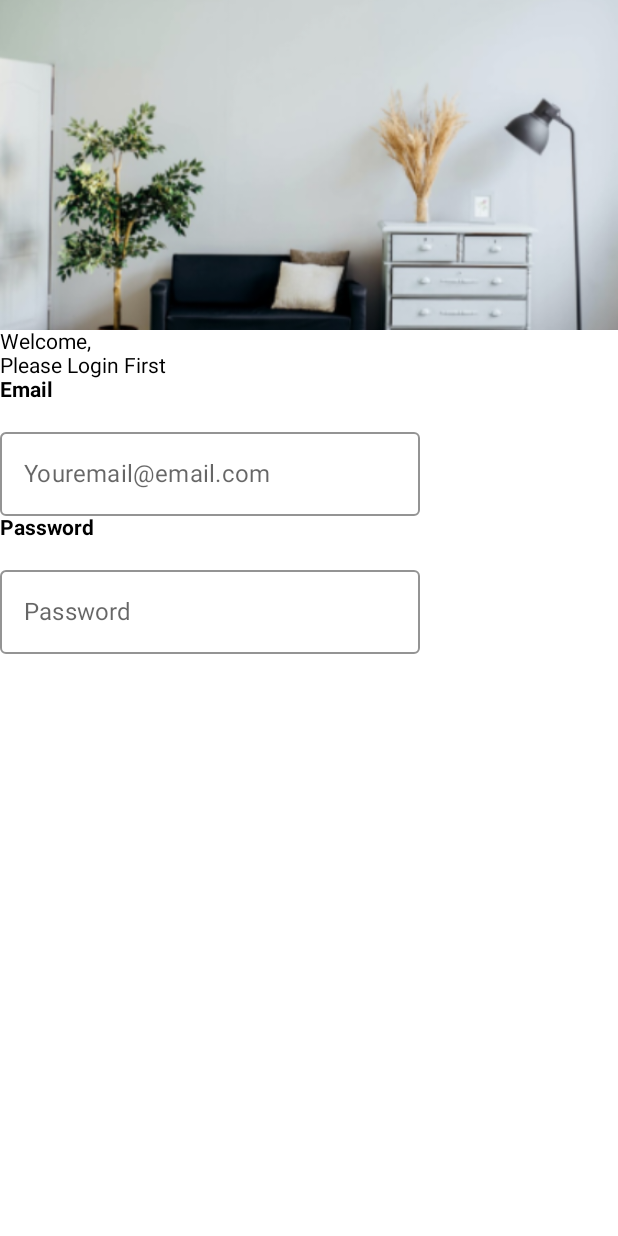
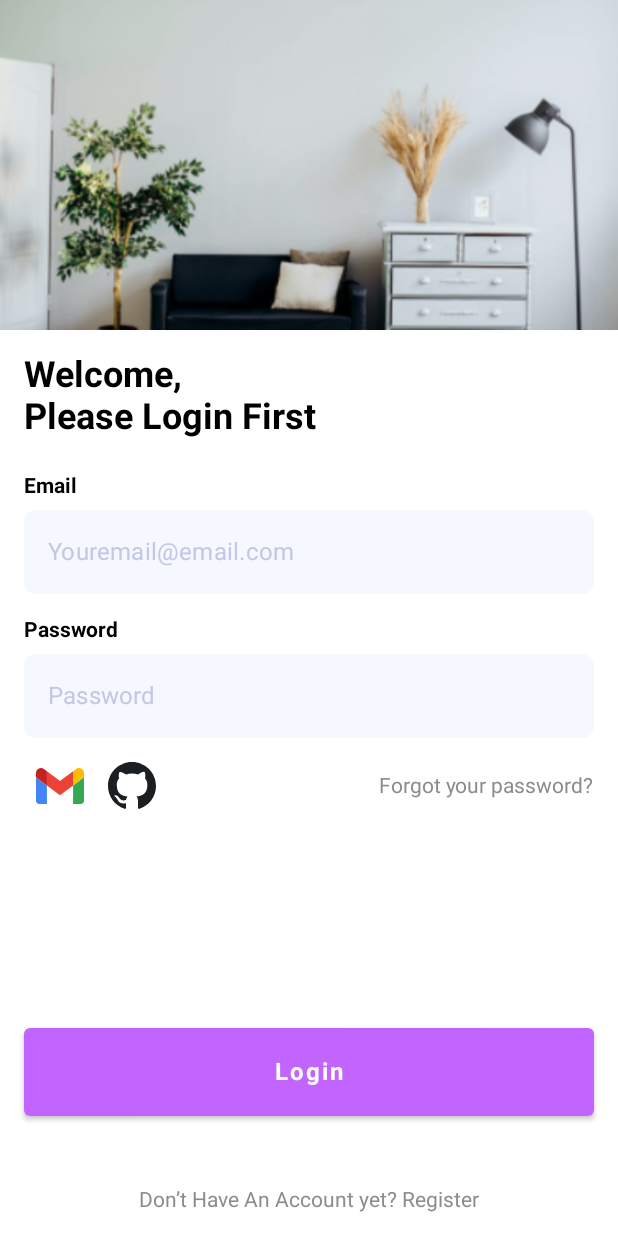
Before and after one commit to Yami-666/CoworkApp, an Android app built with Jetpack Compose: the @Preview function SignInScreen, on a phone screen of 412 x 824 dp. Run offline under Robolectric (Android 15) with nearby library versions, the phone set to English and light mode, and no system bars.

Commit message:
add login screen compose fun

```diff
--- a/app/build.gradle
+++ b/app/build.gradle
@@ -5,12 +5,12 @@ plugins {
 }
 
 android {
-    compileSdk 31
+    compileSdk 32
 
     defaultConfig {
         applicationId "com.example.cowork"
         minSdk 23
-        targetSdk 31
+        targetSdk 32
         versionCode 1
         versionName "1.0"
 
--- a/app/src/main/java/com/example/cowork/ui/screens/greeting/DotsIndicator.kt
+++ b/app/src/main/java/com/example/cowork/ui/screens/greeting/DotsIndicator.kt
@@ -23,7 +23,6 @@ fun DotsIndicator(
         modifier = modifier
             .wrapContentWidth()
             .wrapContentHeight()
-
     ) {
 
         items(totalDots) { index ->
--- a/app/src/main/java/com/example/cowork/ui/screens/greeting/GreetingPageScreen.kt
+++ b/app/src/main/java/com/example/cowork/ui/screens/greeting/GreetingPageScreen.kt
@@ -21,7 +21,7 @@ fun GreetingPageScreen(
     greetingTitle: String,
     content: String,
 ) {
-    Column {
+    Column(modifier = Modifier.fillMaxSize()) {
         Image(
             painter = greetingImage,
             contentDescription = "Room Image",
@@ -72,10 +72,22 @@ fun GreetingPageScreen(
                             .wrapContentHeight()
                             .fillMaxWidth(0.7f),
                         fontWeight = FontWeight.Medium,
-
                     )
                 }
             }
         }
     }
 }
+
+@Composable
+fun TitleText(
+    modifier: Modifier = Modifier,
+    text: String
+) {
+    Text(
+        text = text,
+        modifier = modifier,
+        fontSize = 24.sp,
+        fontWeight = FontWeight.Bold
+    )
+}
--- a/app/src/main/java/com/example/cowork/ui/screens/greeting/GreetingViewPagerScreen.kt
+++ b/app/src/main/java/com/example/cowork/ui/screens/greeting/GreetingViewPagerScreen.kt
@@ -42,7 +42,10 @@ fun GreetingViewPagerScreen(navController: NavHostController) {
         val titles = viewModel.titles
         val content = viewModel.descriptionContents
 
-        HorizontalPager(count = pageCount, state = pagerState) { page ->
+        HorizontalPager(
+            count = pageCount,
+            state = pagerState,
+        ) { page ->
             if (images.value.isNotEmpty()) {
                 GreetingPageScreen(
                     greetingImage = painterResource(images.value[page]),
--- a/app/src/main/java/com/example/cowork/ui/screens/sign_in/SignInScreen.kt
+++ b/app/src/main/java/com/example/cowork/ui/screens/sign_in/SignInScreen.kt
@@ -1,33 +1,49 @@
 package com.example.cowork.ui.screens.sign_in
 
 import androidx.compose.foundation.Image
+import androidx.compose.foundation.clickable
+import androidx.compose.foundation.interaction.MutableInteractionSource
 import androidx.compose.foundation.layout.*
 import androidx.compose.foundation.rememberScrollState
 import androidx.compose.foundation.shape.RoundedCornerShape
-import androidx.compose.foundation.text.BasicTextField
 import androidx.compose.foundation.verticalScroll
-import androidx.compose.material.OutlinedTextField
-import androidx.compose.material.Text
-import androidx.compose.material.TextField
-import androidx.compose.material.TextFieldDefaults
+import androidx.compose.material.*
 import androidx.compose.runtime.*
+import androidx.compose.ui.Alignment
 import androidx.compose.ui.Modifier
+import androidx.compose.ui.composed
 import androidx.compose.ui.graphics.Color
 import androidx.compose.ui.layout.ContentScale
 import androidx.compose.ui.res.painterResource
-import androidx.compose.ui.text.TextStyle
 import androidx.compose.ui.text.font.FontWeight
 import androidx.compose.ui.text.input.PasswordVisualTransformation
 import androidx.compose.ui.text.input.VisualTransformation
 import androidx.compose.ui.tooling.preview.Preview
 import androidx.compose.ui.unit.dp
+import androidx.compose.ui.unit.sp
 import com.example.cowork.R
+import com.example.cowork.ui.screens.greeting.TitleText
+import com.example.cowork.ui.theme.FieldsBackground
+import com.example.cowork.ui.theme.Grey8C
+import com.example.cowork.ui.theme.Mikado
+import com.example.cowork.ui.theme.Purple200
 
 @Preview(showBackground = true, showSystemUi = true)
 @Composable
+fun Hello() {
+    SignInScreen()
+}
+
+@Composable
 fun SignInScreen() {
     val scrollState = rememberScrollState()
-    Column(Modifier.verticalScroll(state = scrollState)) {
+    Column(
+        modifier = Modifier
+            .fillMaxSize()
+            .verticalScroll(state = scrollState),
+        verticalArrangement = Arrangement.SpaceBetween
+    ) {
+        Column {
             Image(
                 modifier = Modifier
                     .fillMaxWidth()
@@ -37,19 +53,105 @@ fun SignInScreen() {
                 contentDescription = "Sing In image background"
             )
 
-        Text(
+            Box(modifier = Modifier.padding(16.dp)) {
+                Column {
+                    TitleText(
+                        modifier = Modifier.padding(bottom = 24.dp),
                         text = "Welcome,\nPlease Login First"
                     )
 
                     CoworkTextField(
                         title = "Email",
-            label = "Youremail@email.com",
+                        placeholder = "Youremail@email.com",
                     )
+
+                    Spacer(modifier = Modifier.padding(vertical = 8.dp))
 
                     CoworkTextField(
                         title = "Password",
-            label = "Password",
+                        placeholder = "Password",
                         visualTransformation = PasswordVisualTransformation()
+                    )
+
+                    Row(
+                        modifier = Modifier
+                            .fillMaxWidth()
+                            .padding(top = 16.dp),
+                        verticalAlignment = Alignment.CenterVertically,
+                        horizontalArrangement = Arrangement.SpaceBetween,
+                    ) {
+                        Row(
+                            verticalAlignment = Alignment.CenterVertically,
+                            horizontalArrangement = Arrangement.Start
+                        ) {
+                            Image(
+                                painter = painterResource(id = R.drawable.ic_gmail_icon),
+                                contentDescription = "OAuth from gmail",
+                                modifier = Modifier
+                                    .padding(start = 8.dp, end = 8.dp)
+                                    .noRippleClickable { /* todo */ },
+                            )
+
+                            Image(
+                                painter = painterResource(id = R.drawable.ic_git_icon),
+                                contentDescription = "OAuth from github",
+                                modifier = Modifier
+                                    .padding(start = 8.dp, end = 8.dp)
+                                    .noRippleClickable { /* todo */ },
+                            )
+                        }
+
+                        Text(
+                            text = "Forgot your password?",
+                            color = Grey8C
+                        )
+                    }
+                }
+            }
+        }
+
+        Column(
+            modifier = Modifier.padding(16.dp),
+            horizontalAlignment = Alignment.CenterHorizontally
+        ) {
+            CoworkButton(
+                modifier = Modifier
+                    .fillMaxWidth()
+                    .padding(bottom = 48.dp),
+                text = "Login",
+            )
+
+            Text(
+                text = "Don’t Have An Account yet? Register",
+                color = Grey8C
+            )
+        }
+    }
+}
+
+inline fun Modifier.noRippleClickable(crossinline onClick: () -> Unit): Modifier = composed {
+    clickable(indication = null,
+        interactionSource = remember { MutableInteractionSource() }) {
+        onClick()
+    }
+}
+
+@Composable
+fun CoworkButton(
+    modifier: Modifier = Modifier,
+    text: String = ""
+) {
+    Button(
+        modifier = modifier,
+        colors = ButtonDefaults.buttonColors(backgroundColor = Purple200),
+        onClick = { /*TODO*/ },
+    ) {
+        Text(
+            modifier = Modifier.padding(vertical = 12.dp),
+            text = text,
+            fontWeight = FontWeight.Bold,
+            color = Color.White,
+            fontSize = 16.sp
         )
     }
 }
@@ -58,7 +160,7 @@ fun SignInScreen() {
 fun CoworkTextField(
     modifier: Modifier = Modifier,
     title: String = "",
-    label: String = "",
+    placeholder: String = "",
     visualTransformation: VisualTransformation = VisualTransformation.None,
 ) {
     var text by remember { mutableStateOf("") }
@@ -66,21 +168,30 @@ fun CoworkTextField(
     Column {
         Text(
             text = title,
-            Modifier.padding(bottom = 12.dp),
-            fontWeight = FontWeight.Bold
+            fontWeight = FontWeight.Bold,
+            modifier = Modifier.padding(bottom = 8.dp)
         )
 
-        OutlinedTextField(
-            modifier = modifier.wrapContentSize(),
+        TextField(
+            modifier = modifier
+                .fillMaxWidth(),
             value = text,
             onValueChange = { newText ->
                 text = newText
             },
-            label = { Text(text = label) },
+            placeholder = {
+                Text(
+                    text = placeholder,
+                    color = Mikado,
+                )
+            },
             singleLine = true,
-            shape = RoundedCornerShape(4.dp,),
+            shape = RoundedCornerShape(8.dp),
             colors = TextFieldDefaults.textFieldColors(
-                backgroundColor = Color.White
+                backgroundColor = FieldsBackground,
+                focusedIndicatorColor = Color.Transparent,
+                unfocusedIndicatorColor = Color.Transparent,
+                disabledIndicatorColor = Color.Transparent,
             ),
             visualTransformation = visualTransformation
         )
--- a/app/src/main/java/com/example/cowork/ui/theme/Color.kt
+++ b/app/src/main/java/com/example/cowork/ui/theme/Color.kt
@@ -2,10 +2,12 @@ package com.example.cowork.ui.theme
 
 import androidx.compose.ui.graphics.Color
 
-val Purple200 = Color(0xFFBB86FC)
+val Purple200 = Color(0xFFC264FF)
 val Purple500 = Color(0xFF6200EE)
 val Purple700 = Color(0xFF3700B3)
 val Teal200 = Color(0xFF03DAC5)
 val Silver = Color(0xFFBFBFBF)
 val TextColor = Color(0xFF040054)
 val Grey8C = Color(0xFF8C8C8C)
+val FieldsBackground = Color(0xFFF6F8FF)
+val Mikado = Color(0xFFC0C8E7)
--- /dev/null
+++ b/app/src/main/res/drawable/ic_git_icon.xml
@@ -0,0 +1,4 @@
+<vector android:height="32dp" android:viewportHeight="1024"
+    android:viewportWidth="1024" android:width="32dp" xmlns:android="http://schemas.android.com/apk/res/android">
+    <path android:fillColor="#1B1F23" android:fillType="evenOdd" android:pathData="M512,0C229.12,0 0,229.12 0,512C0,738.56 146.56,929.92 350.08,997.76C375.68,1002.24 385.28,986.88 385.28,973.44C385.28,961.28 384.64,920.96 384.64,878.08C256,901.76 222.72,846.72 212.48,817.92C206.72,803.2 181.76,757.76 160,745.6C142.08,736 116.48,712.32 159.36,711.68C199.68,711.04 228.48,748.8 238.08,764.16C284.16,841.6 357.76,819.84 387.2,806.4C391.68,773.12 405.12,750.72 419.84,737.92C305.92,725.12 186.88,680.96 186.88,485.12C186.88,429.44 206.72,383.36 239.36,347.52C234.24,334.72 216.32,282.24 244.48,211.84C244.48,211.84 287.36,198.4 385.28,264.32C426.24,252.8 469.76,247.04 513.28,247.04C556.8,247.04 600.32,252.8 641.28,264.32C739.2,197.76 782.08,211.84 782.08,211.84C810.24,282.24 792.32,334.72 787.2,347.52C819.84,383.36 839.68,428.8 839.68,485.12C839.68,681.6 720,725.12 606.08,737.92C624.64,753.92 640.64,784.64 640.64,832.64C640.64,901.12 640,956.16 640,973.44C640,986.88 649.6,1002.88 675.2,997.76C877.44,929.92 1024,737.92 1024,512C1024,229.12 794.88,0 512,0Z"/>
+</vector>
--- /dev/null
+++ b/app/src/main/res/drawable/ic_gmail_icon.xml
@@ -0,0 +1,8 @@
+<vector android:height="24dp" android:viewportHeight="66"
+    android:viewportWidth="88" android:width="32dp" xmlns:android="http://schemas.android.com/apk/res/android">
+    <path android:fillColor="#4285f4" android:pathData="M6,66h14L20,32L0,17v43c0,3.32 2.69,6 6,6"/>
+    <path android:fillColor="#34a853" android:pathData="M68,66h14c3.32,0 6,-2.69 6,-6L88,17l-20,15"/>
+    <path android:fillColor="#fbbc04" android:pathData="M68,6v26l20,-15v-8c0,-7.42 -8.47,-11.65 -14.4,-7.2"/>
+    <path android:fillColor="#ea4335" android:pathData="M20,32L20,6l24,18 24,-18v26L44,50"/>
+    <path android:fillColor="#c5221f" android:pathData="M0,9v8l20,15L20,6l-5.6,-4.2c-5.94,-4.45 -14.4,-0.22 -14.4,7.2"/>
+</vector>
```
Lines whose indentation alone changed are shown as unchanged.
